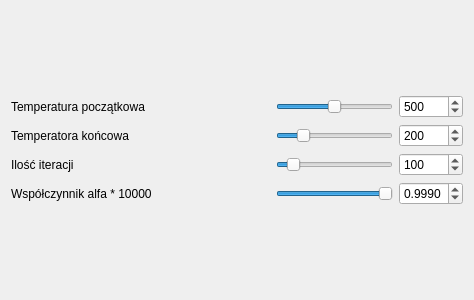
Above: gui/params/paramssimann.ui from cadisrmz/RouteFinder before the change. Below: the same form after it.
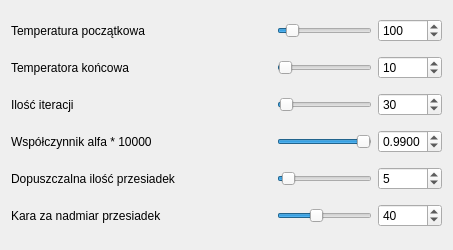
That is the form after the change.

What changed in the file:
```diff
--- a/gui/params/paramssimann.ui
+++ b/gui/params/paramssimann.ui
@@ -6,14 +6,14 @@
    <rect>
     <x>0</x>
     <y>0</y>
-    <width>474</width>
-    <height>300</height>
+    <width>453</width>
+    <height>250</height>
    </rect>
   </property>
   <property name="windowTitle">
    <string>Form</string>
   </property>
-  <layout class="QVBoxLayout" name="verticalLayout">
+  <layout class="QHBoxLayout" name="horizontalLayout">
    <item>
     <layout class="QGridLayout" name="gridLayout">
      <item row="0" column="0">
@@ -48,7 +48,7 @@
         <number>100</number>
        </property>
        <property name="value">
-        <number>500</number>
+        <number>100</number>
        </property>
        <property name="orientation">
         <enum>Qt::Horizontal</enum>
@@ -64,7 +64,7 @@
         <number>10</number>
        </property>
        <property name="value">
-        <number>500</number>
+        <number>100</number>
        </property>
       </widget>
      </item>
@@ -97,7 +97,7 @@
         <number>10</number>
        </property>
        <property name="value">
-        <number>200</number>
+        <number>10</number>
        </property>
        <property name="orientation">
         <enum>Qt::Horizontal</enum>
@@ -113,7 +113,7 @@
         <number>10</number>
        </property>
        <property name="value">
-        <number>200</number>
+        <number>10</number>
        </property>
       </widget>
      </item>
@@ -146,7 +146,7 @@
         <number>10</number>
        </property>
        <property name="value">
-        <number>100</number>
+        <number>30</number>
        </property>
        <property name="orientation">
         <enum>Qt::Horizontal</enum>
@@ -162,7 +162,7 @@
         <number>10</number>
        </property>
        <property name="value">
-        <number>100</number>
+        <number>30</number>
        </property>
       </widget>
      </item>
@@ -195,10 +195,10 @@
         <number>100</number>
        </property>
        <property name="value">
-        <number>9990</number>
+        <number>9900</number>
        </property>
        <property name="sliderPosition">
-        <number>9990</number>
+        <number>9900</number>
        </property>
        <property name="orientation">
         <enum>Qt::Horizontal</enum>
@@ -217,7 +217,81 @@
         <double>0.010000000000000</double>
        </property>
        <property name="value">
-        <double>0.999000000000000</double>
+        <double>0.990000000000000</double>
+       </property>
+      </widget>
+     </item>
+     <item row="4" column="0">
+      <widget class="QLabel" name="label_5">
+       <property name="text">
+        <string>Dopuszczalna ilość przesiadek</string>
+       </property>
+      </widget>
+     </item>
+     <item row="4" column="1">
+      <spacer name="horizontalSpacer_5">
+       <property name="orientation">
+        <enum>Qt::Horizontal</enum>
+       </property>
+       <property name="sizeHint" stdset="0">
+        <size>
+         <width>40</width>
+         <height>20</height>
+        </size>
+       </property>
+      </spacer>
+     </item>
+     <item row="4" column="2">
+      <widget class="QSlider" name="changesSlider">
+       <property name="value">
+        <number>5</number>
+       </property>
+       <property name="orientation">
+        <enum>Qt::Horizontal</enum>
+       </property>
+      </widget>
+     </item>
+     <item row="4" column="3">
+      <widget class="QSpinBox" name="changesBox">
+       <property name="value">
+        <number>5</number>
+       </property>
+      </widget>
+     </item>
+     <item row="5" column="0">
+      <widget class="QLabel" name="label_6">
+       <property name="text">
+        <string>Kara za nadmiar przesiadek</string>
+       </property>
+      </widget>
+     </item>
+     <item row="5" column="1">
+      <spacer name="horizontalSpacer_6">
+       <property name="orientation">
+        <enum>Qt::Horizontal</enum>
+       </property>
+       <property name="sizeHint" stdset="0">
+        <size>
+         <width>40</width>
+         <height>20</height>
+        </size>
+       </property>
+      </spacer>
+     </item>
+     <item row="5" column="2">
+      <widget class="QSlider" name="punishmentSlider">
+       <property name="value">
+        <number>40</number>
+       </property>
+       <property name="orientation">
+        <enum>Qt::Horizontal</enum>
+       </property>
+      </widget>
+     </item>
+     <item row="5" column="3">
+      <widget class="QSpinBox" name="punishmentBox">
+       <property name="value">
+        <number>40</number>
        </property>
       </widget>
      </item>
```
Left out of the diff: 112 changed lines with no effect on the pictures.
